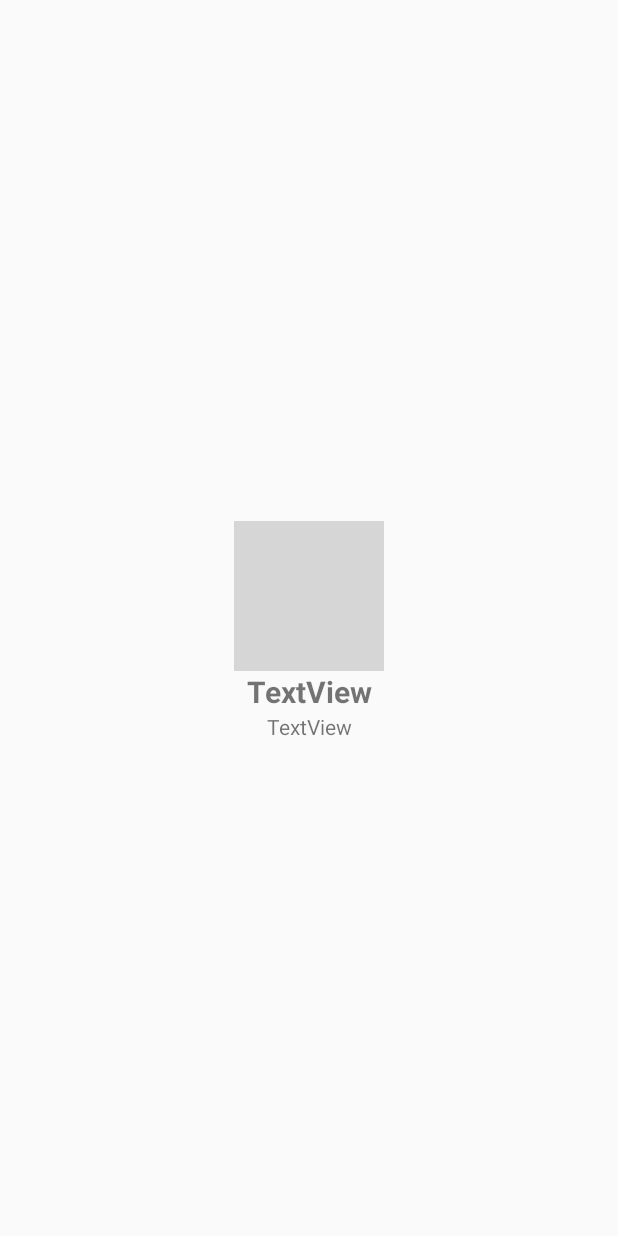
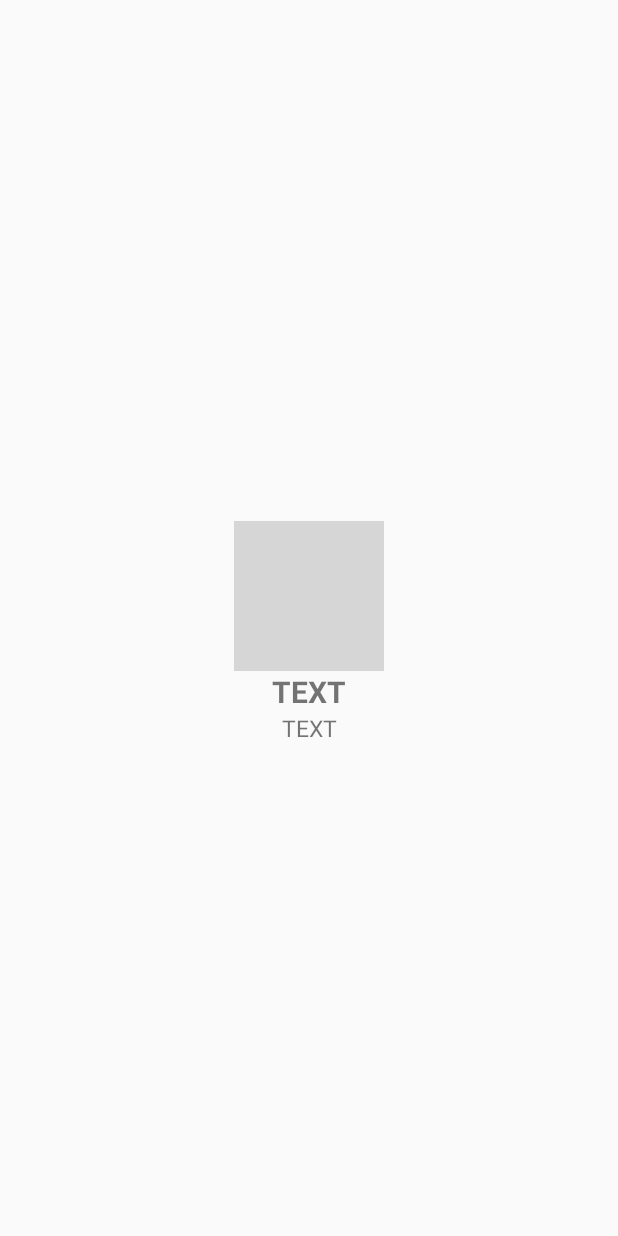
Before and after one commit to cheolyeing/Poorm, an Android app: the layout home_item_layout.xml on its own in the app's theme, with its tools: preview values and no code run, on a phone screen of 412 x 824 dp. Run offline under Robolectric (Android 15) with nearby library versions, the phone set to English and light mode, and no system bars; grey boxes are pictures that could not be loaded.

Commit message:
Solve Warning in layout - home

```diff
--- a/app/src/main/res/layout/activity_home.xml
+++ b/app/src/main/res/layout/activity_home.xml
@@ -37,8 +37,8 @@
     <androidx.recyclerview.widget.RecyclerView
         android:id="@+id/plantRecyclerView"
         android:layout_width="match_parent"
-        android:layout_height="400dp"
-        app:layout_constraintBottom_toBottomOf="@id/bottomNavigationView"
+        android:layout_height="300dp"
+        app:layout_constraintBottom_toTopOf="@id/bottomNavigationView"
         app:layout_constraintEnd_toEndOf="parent"
         app:layout_constraintStart_toStartOf="parent"
         app:layout_constraintTop_toBottomOf="@+id/myFarm" />
--- a/app/src/main/res/layout/home_item_layout.xml
+++ b/app/src/main/res/layout/home_item_layout.xml
@@ -10,6 +10,7 @@
         android:layout_width="100dp"
         android:layout_height="100dp"
         android:layout_marginBottom="30dp"
+        android:contentDescription="@string/imgErr"
         android:scaleType="centerCrop"
         app:layout_constraintBottom_toBottomOf="parent"
         app:layout_constraintEnd_toEndOf="parent"
@@ -21,9 +22,9 @@
         android:id="@+id/plant_nickname"
         android:layout_width="wrap_content"
         android:layout_height="wrap_content"
-        android:text="TextView"
+        android:text="@string/defaultText"
+        android:textSize="20sp"
         android:textStyle="bold"
-        android:textSize="20dp"
         app:layout_constraintEnd_toEndOf="parent"
         app:layout_constraintStart_toStartOf="parent"
         app:layout_constraintTop_toBottomOf="@+id/plant_image" />
@@ -32,7 +33,8 @@
         android:id="@+id/plant_species"
         android:layout_width="wrap_content"
         android:layout_height="wrap_content"
-        android:text="TextView"
+        android:text="@string/defaultText"
+        android:textSize="15sp"
         app:layout_constraintEnd_toEndOf="parent"
         app:layout_constraintStart_toStartOf="parent"
         app:layout_constraintTop_toBottomOf="@+id/plant_nickname" />
--- a/app/src/main/res/values/strings.xml
+++ b/app/src/main/res/values/strings.xml
@@ -1,4 +1,5 @@
 <resources>
     <string name="app_name">Poorm</string>
     <string name="imgErr">Image Not Loaded!</string>
+    <string name="defaultText">TEXT</string>
 </resources>
```
